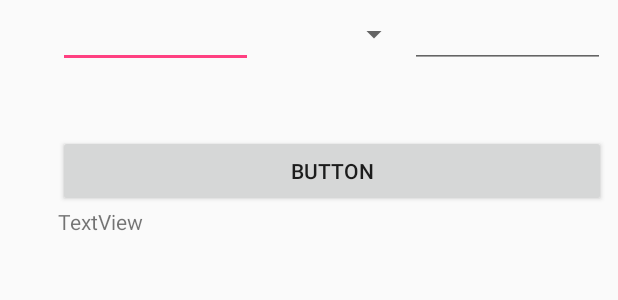
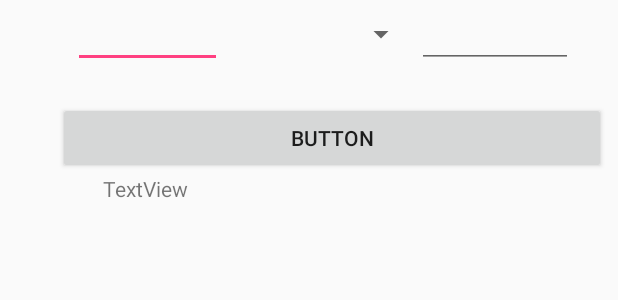
Before and after one commit to Green36/androidAidl, an Android app: the layout activity_main.xml on its own in the app's theme, with its tools: preview values and no code run, on a phone screen of 412 x 824 dp. Shown: the top 300 px of the screen. Run offline under Robolectric (Android 15) with nearby library versions, the phone set to English and light mode, and no system bars.

Commit message:
check calculate.

```diff
--- a/app/src/main/res/layout/activity_main.xml
+++ b/app/src/main/res/layout/activity_main.xml
@@ -15,31 +15,34 @@
         app:layout_constraintRight_toRightOf="parent">
 
         <LinearLayout
-            android:layout_width="match_parent"
-            android:layout_height="90dp"
+            android:layout_width="wrap_content"
+            android:layout_height="68dp"
             android:orientation="horizontal"
+            android:paddingLeft="0dp"
+            android:weightSum="1"
             tools:layout_editor_absoluteX="8dp"
-            tools:layout_editor_absoluteY="8dp"
-            android:weightSum="1">
+            tools:layout_editor_absoluteY="8dp">
 
 
             <EditText
                 android:id="@+id/editTextLhs"
-                android:layout_width="130dp"
+                android:layout_width="99dp"
                 android:layout_height="wrap_content"
+                android:layout_marginLeft="10dp"
                 android:ems="10"
                 android:inputType="number" />
 
             <Spinner
                 android:id="@+id/spinnerOp"
-                android:layout_width="100dp"
+                android:layout_width="130dp"
                 android:layout_height="45dp"
-                android:layout_weight="0.91" />
+                android:layout_weight="1.08" />
 
             <EditText
                 android:id="@+id/editTextRhs"
-                android:layout_width="130dp"
+                android:layout_width="104dp"
                 android:layout_height="wrap_content"
+                android:layout_marginRight="10dp"
                 android:ems="10"
                 android:inputType="number" />
 
@@ -57,6 +60,8 @@
             android:id="@+id/textViewResult"
             android:layout_width="match_parent"
             android:layout_height="wrap_content"
+            android:layout_marginLeft="30dp"
+            android:layout_marginRight="30dp"
             android:layout_weight="1"
             android:text="TextView"
             tools:layout_editor_absoluteX="0dp"
```
Also changed, not shown: app/src/main/java/com/sample/k/androidsampleaidl/MainActivity.java (+13 -1 lines).
